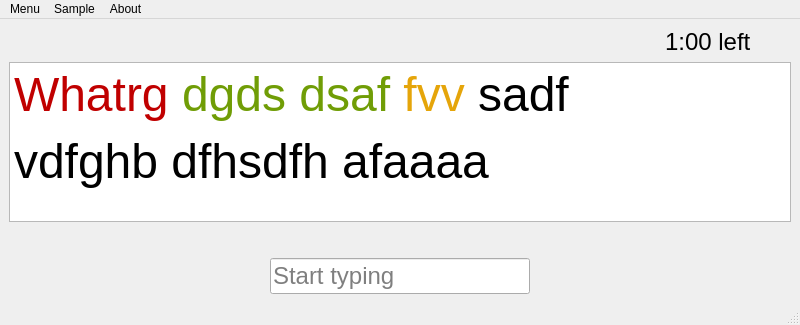
Above: fast-typing/win.ui from Ichigo002/fast-typing-qt before the change. Below: the same form after it.
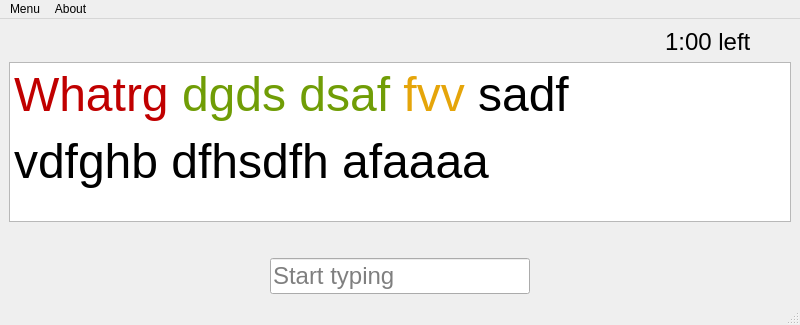
That is the form after the change.

Commit message: make sample dialog

```diff
--- a/fast-typing/win.ui
+++ b/fast-typing/win.ui
@@ -183,14 +183,6 @@
     <addaction name="separator"/>
     <addaction name="actionQuit"/>
    </widget>
-   <widget class="QMenu" name="menuSample">
-    <property name="title">
-     <string>Sample</string>
-    </property>
-    <addaction name="actionChoose_Default_Samples"/>
-    <addaction name="separator"/>
-    <addaction name="actionLoad_Custom_Sample"/>
-   </widget>
    <widget class="QMenu" name="menuAbout">
     <property name="title">
      <string>About</string>
@@ -199,7 +191,6 @@
     <addaction name="actionHelp_2"/>
    </widget>
    <addaction name="menuMenu"/>
-   <addaction name="menuSample"/>
    <addaction name="menuAbout"/>
   </widget>
   <widget class="QStatusBar" name="statusbar"/>
```
Left out of the diff: 16 changed lines with no effect on the pictures. The commit also changes 8 other files.
